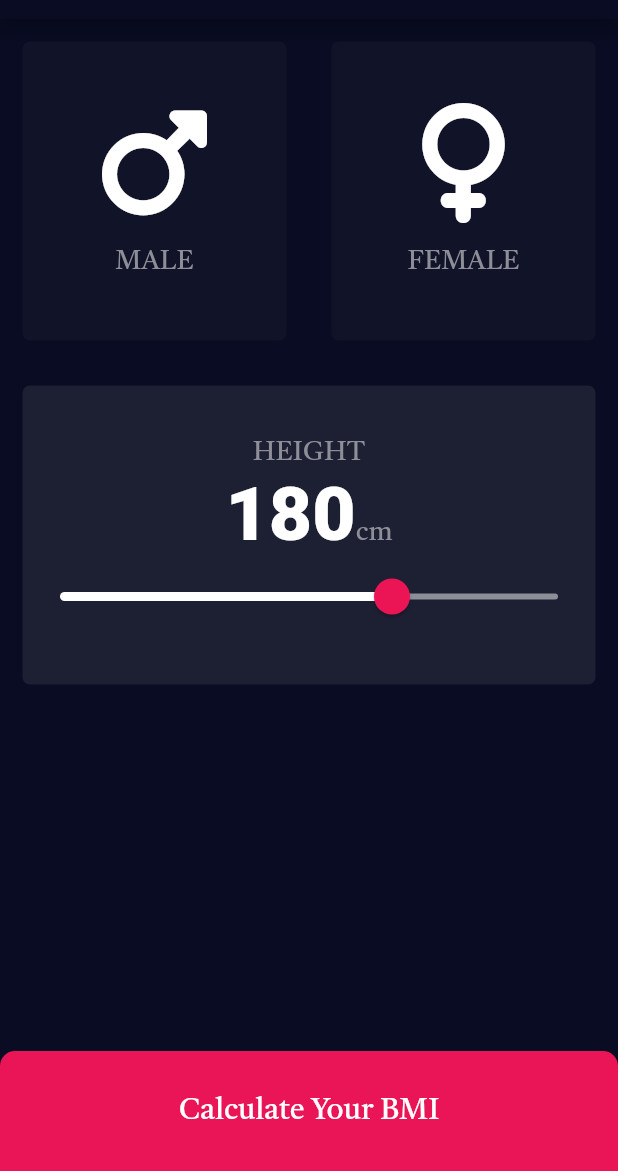
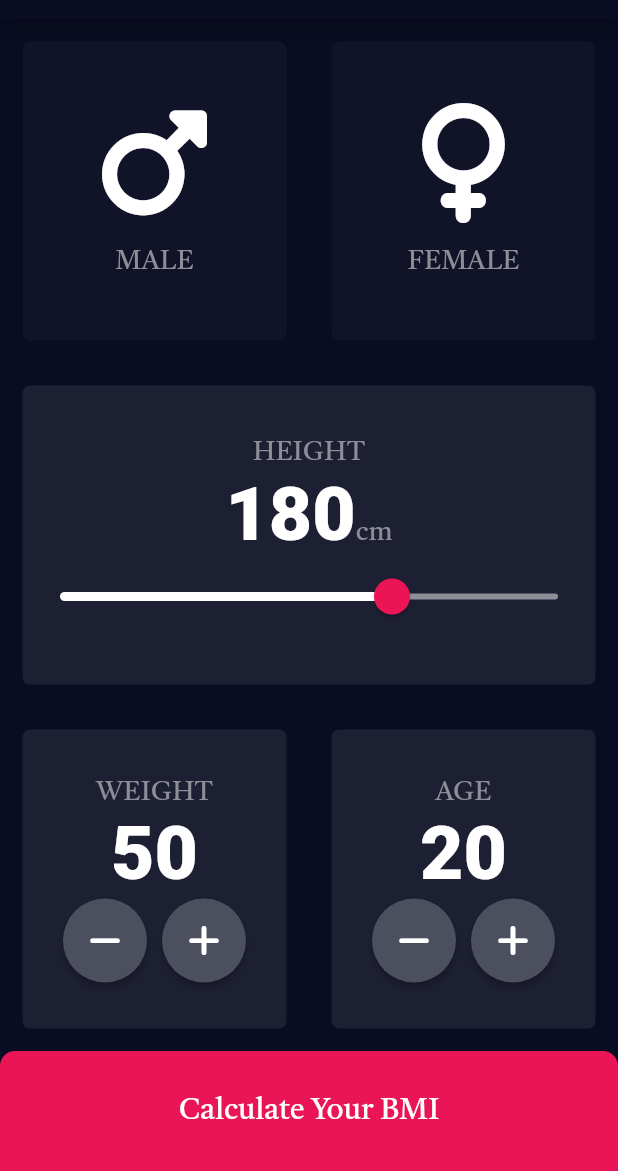
Before and after one commit to TranQuan289/BMI-Calculator, a Flutter app: the screen it shows after launch, on a phone screen of 412 x 824 dp, the part 65-1236 px from its top. Run offline on Flutter 3.47's test engine with Material 2 defaults, Android fonts, the phone set to English and light mode, and no system bars; our stand-ins replace font_awesome_flutter.

Commit message:
UI page 1

```diff
--- a/lib/input_page.dart
+++ b/lib/input_page.dart
@@ -12,9 +12,13 @@ class InputPage extends StatefulWidget {
 
 enum Gender { male, female }
 
+enum Calculaton { minus, add }
+
 class _InputPageState extends State<InputPage> {
   Gender? selectedGender;
   int height = 180;
+  int weight = 50;
+  int age = 20;
   @override
   Widget build(BuildContext context) {
     return SafeArea(
@@ -110,10 +114,90 @@ class _InputPageState extends State<InputPage> {
               child: Row(
                 children: [
                   Expanded(
-                      child:
-                          ReusableCard(() {}, kColorCard, SizedBox.shrink())),
+                    child: ReusableCard(
+                      () {},
+                      kColorCard,
+                      Column(
+                        mainAxisAlignment: MainAxisAlignment.center,
+                        children: [
+                          Text(
+                            'WEIGHT',
+                            style: kLabelTextStyle,
+                          ),
+                          Text(
+                            weight.toString(),
+                            style: kNumberTextStyle,
+                          ),
+                          Row(
+                            mainAxisAlignment: MainAxisAlignment.center,
+                            children: [
+                              RoundIconButton(
+                                FontAwesomeIcons.minus,
+                                (() {
+                                  setState(() {
+                                    weight--;
+                                  });
+                                }),
+                              ),
+                              SizedBox(
+                                width: 10.0,
+                              ),
+                              RoundIconButton(
+                                FontAwesomeIcons.plus,
+                                (() {
+                                  setState(() {
+                                    weight++;
+                                  });
+                                }),
+                              )
+                            ],
+                          )
+                        ],
+                      ),
+                    ),
+                  ),
                   Expanded(
-                      child: ReusableCard(() {}, kColorCard, SizedBox.shrink()))
+                      child: ReusableCard(
+                    () {},
+                    kColorCard,
+                    Column(
+                      mainAxisAlignment: MainAxisAlignment.center,
+                      children: [
+                        Text(
+                          'AGE',
+                          style: kLabelTextStyle,
+                        ),
+                        Text(
+                          age.toString(),
+                          style: kNumberTextStyle,
+                        ),
+                        Row(
+                          mainAxisAlignment: MainAxisAlignment.center,
+                          children: [
+                            RoundIconButton(
+                              FontAwesomeIcons.minus,
+                              (() {
+                                setState(() {
+                                  age--;
+                                });
+                              }),
+                            ),
+                            SizedBox(
+                              width: 10.0,
+                            ),
+                            RoundIconButton(
+                              FontAwesomeIcons.plus,
+                              (() {
+                                setState(() {
+                                  age++;
+                                });
+                              }),
+                            )
+                          ],
+                        )
+                      ],
+                    ),
+                  ))
                 ],
               ),
             ),
@@ -140,3 +224,19 @@ class _InputPageState extends State<InputPage> {
     );
   }
 }
+
+class RoundIconButton extends StatelessWidget {
+  RoundIconButton(this.icon, this.onPress);
+  final IconData icon;
+  final VoidCallback onPress;
+  @override
+  Widget build(BuildContext context) {
+    return RawMaterialButton(
+      child: Icon(icon),
+      onPressed: onPress,
+      constraints: BoxConstraints.tightFor(width: 56.0, height: 56.0),
+      shape: CircleBorder(),
+      fillColor: Color(0xFF4C4F5E),
+    );
+  }
+}
```
